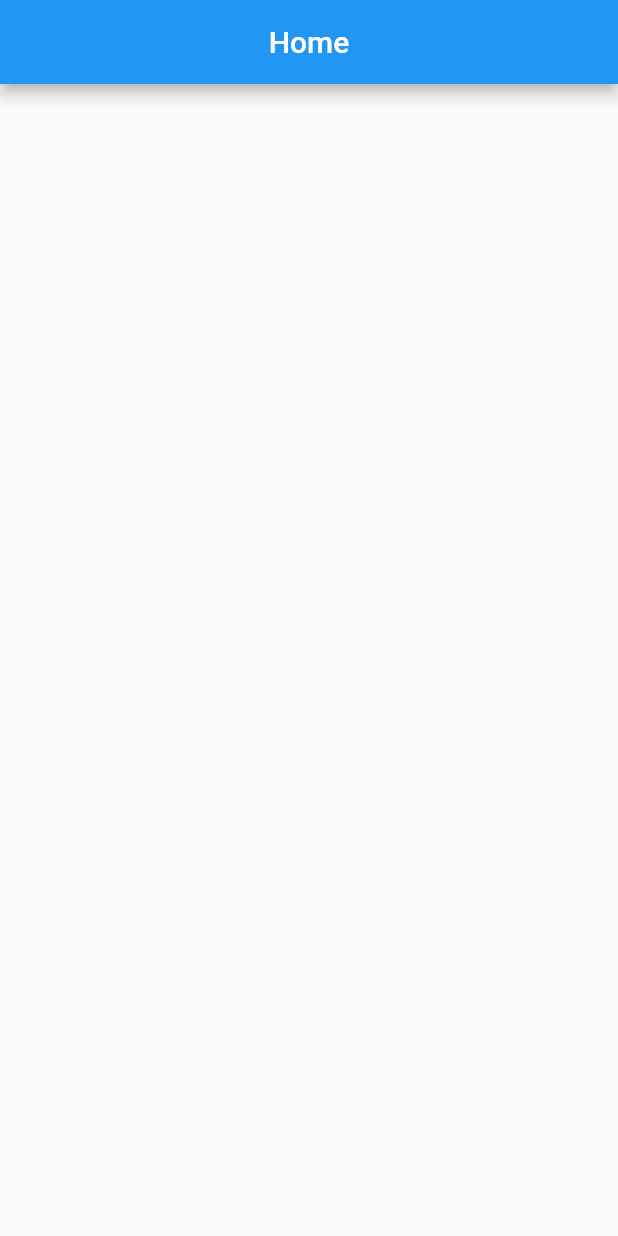
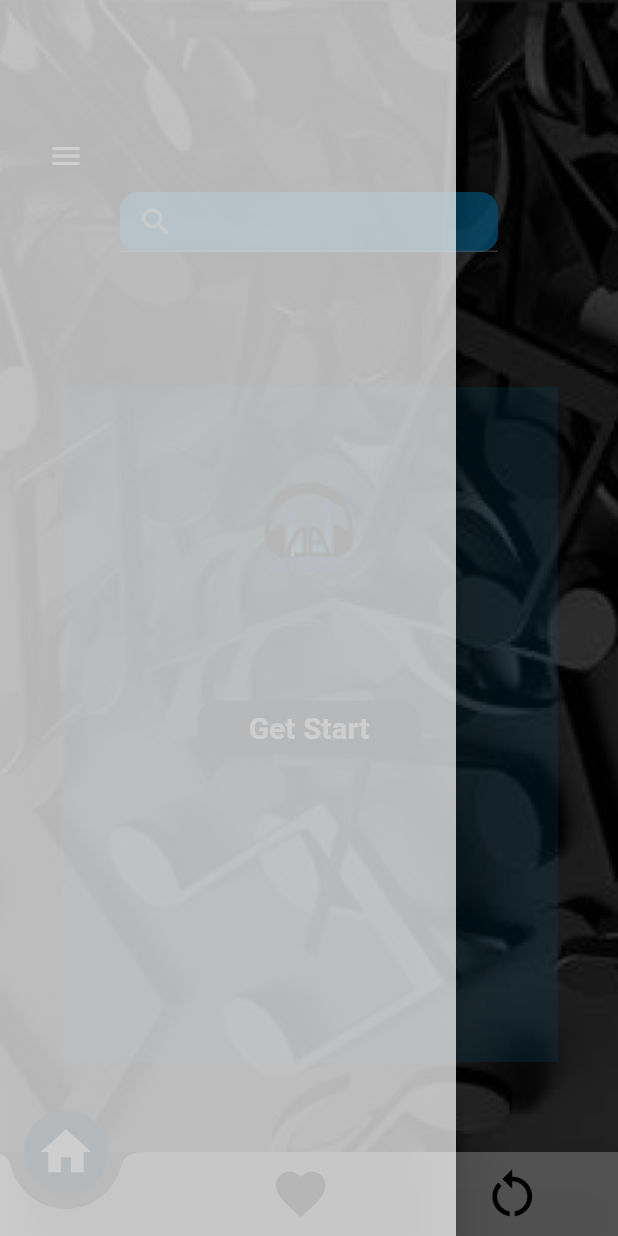
Before and after one commit to SachiniDeSilva/Auto_Play, a Flutter app: the screen it shows after launch, with the side drawer open (before the commit the screen has no drawer), on a phone screen of 412 x 824 dp. Run offline on Flutter 3.47's test engine with Material 2 defaults, Android fonts, the phone set to English and light mode, and no system bars.

Commit message:
Changed the home page

```diff
--- a/lib/Pages/home.dart
+++ b/lib/Pages/home.dart
@@ -1,19 +1,125 @@
 import 'package:flutter/material.dart';
+import 'mydrawer.dart';
 
-class Home extends StatefulWidget {
-  const Home({Key? key}) : super(key: key);
+class Home extends StatelessWidget {
+  const Home({super.key});
 
-  @override
-  State<Home> createState() => _HomeState();
-}
-
-class _HomeState extends State<Home> {
   @override
   Widget build(BuildContext context) {
     return Scaffold(
-      appBar: AppBar(
-        backgroundColor: Colors.blue,
-        title: const Center(child: Text('Home')),
+      drawer: mydrawer(),
+      floatingActionButtonLocation: FloatingActionButtonLocation.startDocked,
+      floatingActionButton: FloatingActionButton(
+        backgroundColor: Color.fromARGB(255, 2, 27, 48),
+        child: IconButton(
+          color: Colors.white,
+          iconSize: 40.0,
+          onPressed: () {},
+          icon: Icon(Icons.home),
+        ),
+        onPressed: () {},
+      ),
+      bottomNavigationBar: BottomAppBar(
+        color: Color.fromARGB(167, 250, 248, 248),
+        shape: CircularNotchedRectangle(),
+        notchMargin: 10,
+        child: Row(
+          mainAxisAlignment: MainAxisAlignment.spaceAround,
+          children: [
+            Padding(
+              padding: const EdgeInsets.only(left: 130),
+              child: IconButton(
+                color: Colors.black,
+                iconSize: 40.0,
+                onPressed: () {},
+                icon: Icon(Icons.favorite),
+              ),
+            ),
+            IconButton(
+              color: Colors.black,
+              iconSize: 40.0,
+              onPressed: () {},
+              icon: Icon(Icons.restart_alt),
+            ),
+          ],
+        ),
+      ),
+      body: SingleChildScrollView(
+        child: Container(
+          decoration: BoxDecoration(
+            image: DecorationImage(
+              image: AssetImage('assets/OIP 1.png'),
+              fit: BoxFit.cover,
+            ),
+          ),
+          child: Column(
+            crossAxisAlignment: CrossAxisAlignment.start,
+            children: [
+              Padding(
+                padding: const EdgeInsets.fromLTRB(20, 80, 0, 0),
+                child: Builder(builder: (context) {
+                  return IconButton(
+                    color: Colors.white,
+                    icon: Icon(Icons.menu),
+                    onPressed: () {
+                      Scaffold.of(context).openDrawer();
+                    },
+                  );
+                }),
+              ),
+              Padding(
+                padding: const EdgeInsets.fromLTRB(80, 0, 80, 50),
+                child: Container(
+                  height: 40.0,
+                  decoration: BoxDecoration(
+                    borderRadius: BorderRadius.circular(12.0),
+                    color: Color.fromARGB(193, 3, 168, 244),
+                  ),
+                  child: TextField(
+                    decoration: InputDecoration(
+                      prefixIcon: Icon(Icons.search),
+                    ),
+                  ),
+                ),
+              ),
+              Padding(
+                padding: const EdgeInsets.all(40.0),
+                child: Container(
+                  height: 450.0,
+                  decoration: BoxDecoration(
+                    color: Color.fromARGB(49, 3, 168, 244),
+                  ),
+                  child: Column(
+                    mainAxisAlignment: MainAxisAlignment.start,
+                    children: [
+                      Padding(
+                        padding: const EdgeInsets.symmetric(vertical: 60.0),
+                        child: Center(child: Image.asset('assets/image 1.png')),
+                      ),
+                      Padding(
+                        padding: const EdgeInsets.only(top: 10.0),
+                        child: ElevatedButton(
+                          onPressed: () {},
+                          child: Text('Get Start'),
+                          style: ElevatedButton.styleFrom(
+                              fixedSize: Size.fromWidth(150),
+                              shape: RoundedRectangleBorder(
+                                  borderRadius: BorderRadius.circular(15)),
+                              backgroundColor: Color.fromARGB(255, 4, 21, 35),
+                              textStyle: TextStyle(
+                                  fontSize: 20.0, fontWeight: FontWeight.bold)),
+                        ),
+                      ),
+                    ],
+                  ),
+                ),
+              ),
+              SizedBox(
+                height: 200,
+              )
+            ],
+          ),
+        ),
       ),
     );
   }
--- /dev/null
+++ b/lib/Pages/mydrawer.dart
@@ -0,0 +1,17 @@
+import 'package:flutter/material.dart';
+
+class mydrawer extends StatefulWidget {
+  const mydrawer({super.key});
+
+  @override
+  State<mydrawer> createState() => _mydrawerState();
+}
+
+class _mydrawerState extends State<mydrawer> {
+  @override
+  Widget build(BuildContext context) {
+    return Drawer(
+      backgroundColor: Color.fromARGB(182, 255, 255, 255),
+    );
+  }
+}
--- a/lib/main.dart
+++ b/lib/main.dart
@@ -37,9 +37,7 @@ class MyApp extends StatelessWidget {
   Widget build(BuildContext context) {
     return MaterialApp(
       title: 'Auto Play App',
-      theme: ThemeData(
-        primarySwatch: Colors.blue,
-      ),
+      theme: ThemeData(primarySwatch: Colors.blue, brightness: Brightness.dark),
       onGenerateRoute: RouteManager.onGenerateRoute,
       initialRoute: RouteManager.splash,
     );
```
Also changed, not shown: assets/OIP 1.png (added), assets/image 1.png (added).
